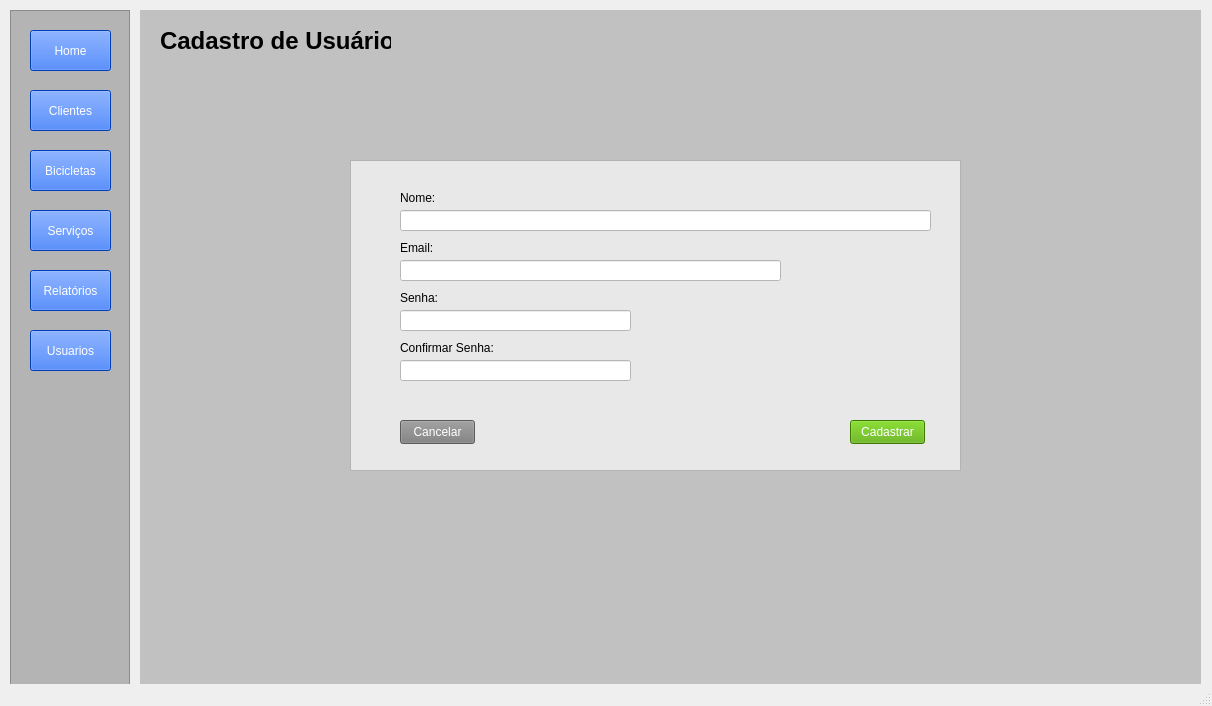
Above: projeto_oficina/view/home.ui from carloshmenon/uc-programcao-desktop-2026 before the change. Below: the same form after it.
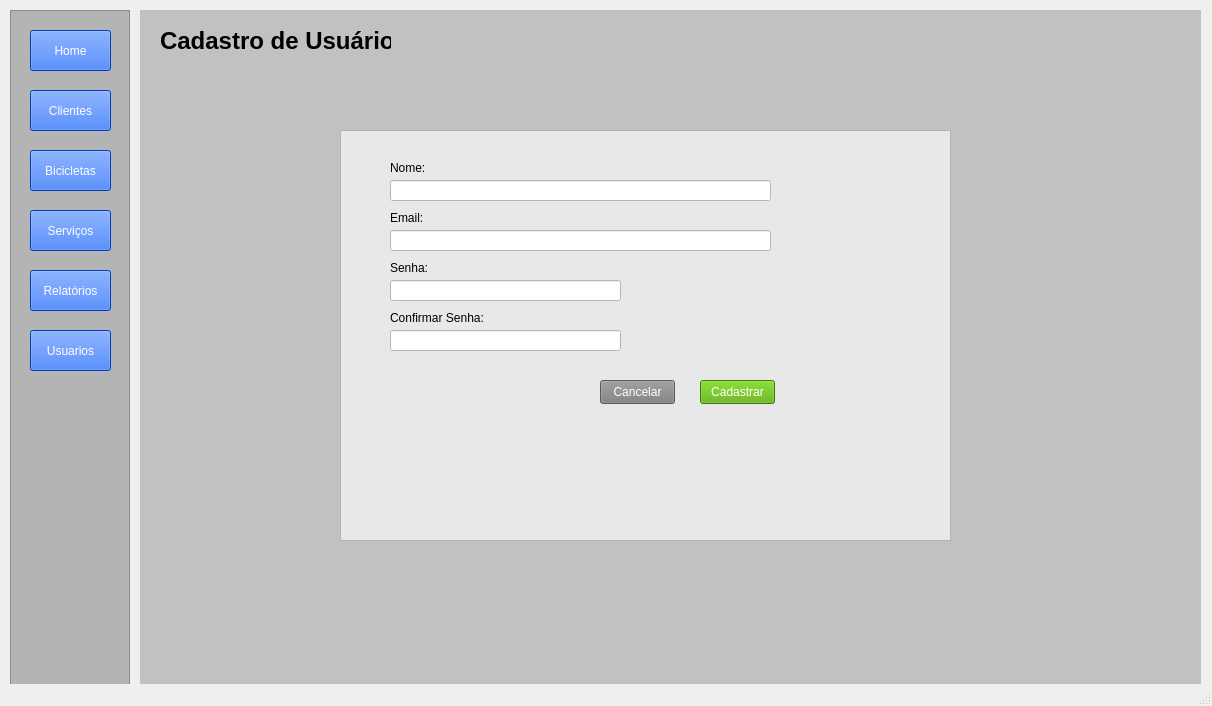
That is the form after the change. The open tabs and pages were chosen to show the change.

Patch:
```diff
--- a/projeto_oficina/view/home.ui
+++ b/projeto_oficina/view/home.ui
@@ -136,9 +136,6 @@
     </widget>
    </widget>
    <widget class="QStackedWidget" name="stackedWidget">
-    <property name="enabled">
-     <bool>true</bool>
-    </property>
     <property name="geometry">
      <rect>
       <x>140</x>
@@ -270,10 +267,10 @@
      <widget class="QFrame" name="frame_2">
       <property name="geometry">
        <rect>
-        <x>210</x>
-        <y>150</y>
+        <x>200</x>
+        <y>120</y>
         <width>611</width>
-        <height>311</height>
+        <height>411</height>
        </rect>
       </property>
       <property name="styleSheet">
@@ -290,7 +287,7 @@
         <rect>
          <x>50</x>
          <y>50</y>
-         <width>531</width>
+         <width>381</width>
          <height>21</height>
         </rect>
        </property>
@@ -399,8 +396,8 @@
       <widget class="QPushButton" name="btnCadUsuarioCadastrar">
        <property name="geometry">
         <rect>
-         <x>500</x>
-         <y>260</y>
+         <x>360</x>
+         <y>250</y>
          <width>75</width>
          <height>24</height>
         </rect>
@@ -416,8 +413,8 @@
       <widget class="QPushButton" name="btnCadUsuarioVoltar">
        <property name="geometry">
         <rect>
-         <x>50</x>
-         <y>260</y>
+         <x>260</x>
+         <y>250</y>
          <width>75</width>
          <height>24</height>
         </rect>
```
Left out of the diff: 12 changed lines with no effect on the pictures.
